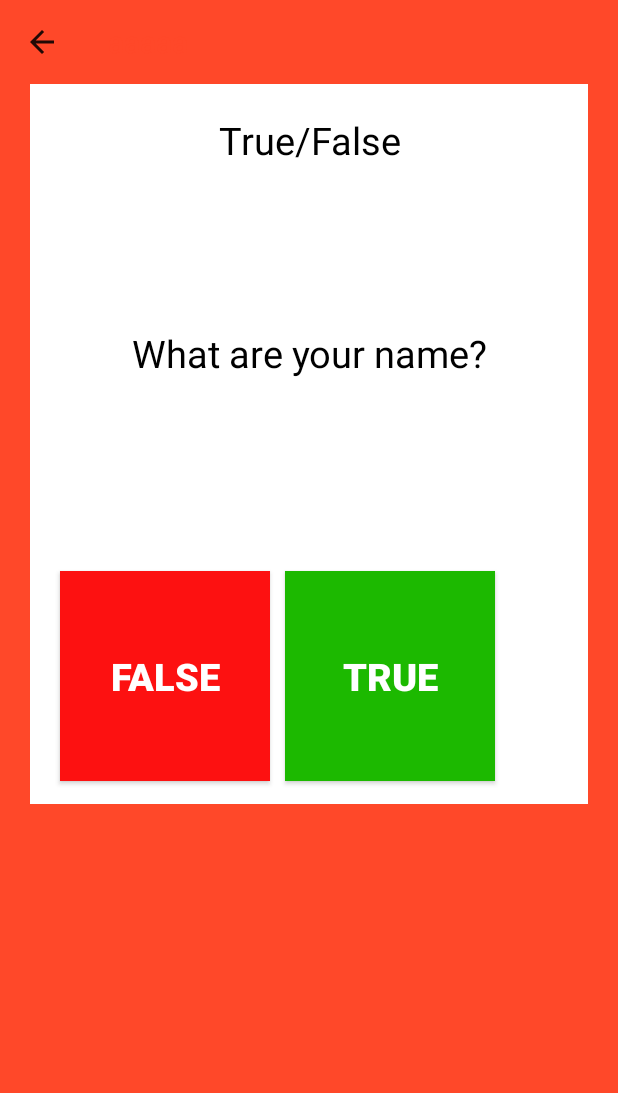
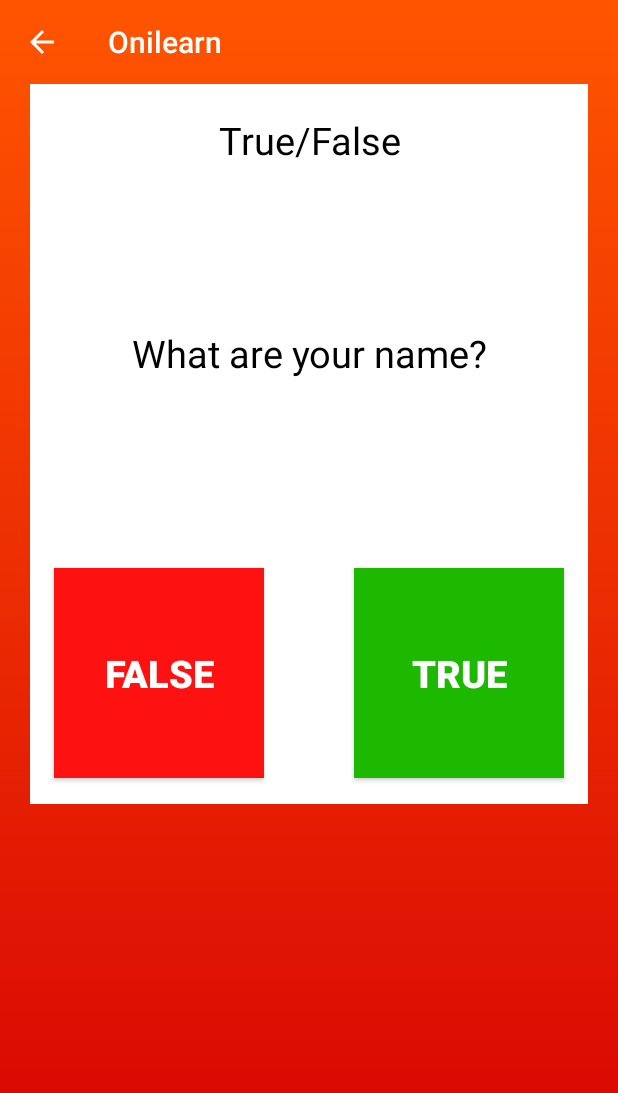
Before and after one commit to TeamHCI/OnlineLearning, an Android app: the TrueFalseActivity screen opened directly, with no data from a screen before it, on a phone screen of 412 x 824 dp. Shown: the top 1093 px of the screen. Run offline under Robolectric (Android 15) with nearby library versions, the phone set to English and light mode, and no system bars.

Commit message:
update true false

```diff
--- a/Onilearn/app/src/main/AndroidManifest.xml
+++ b/Onilearn/app/src/main/AndroidManifest.xml
@@ -13,7 +13,8 @@
         <activity android:name=".activity.DatLichActivity"
             android:parentActivityName=".activity.MainActivity"/>
         <activity android:name=".activity.ThongKeActi" />
-        <activity android:name=".activity.TrueFalseActivity" />
+        <activity android:name=".activity.TrueFalseActivity"
+            android:parentActivityName=".activity.MainActivity"/>
         <activity android:name=".activity.FalseActivity" />
         <activity android:name=".activity.TrueActivity" />
         <activity android:name=".activity.MainActivity">
--- a/Onilearn/app/src/main/java/hci/onilearn/onilearn/activity/TrueFalseActivity.java
+++ b/Onilearn/app/src/main/java/hci/onilearn/onilearn/activity/TrueFalseActivity.java
@@ -1,23 +1,34 @@
 package hci.onilearn.onilearn.activity;
 
 import android.content.Intent;
+import android.support.constraint.ConstraintLayout;
 import android.support.v7.app.AppCompatActivity;
 import android.os.Bundle;
 import android.support.v7.widget.Toolbar;
 import android.view.View;
 import android.widget.Button;
+import android.widget.ImageView;
+import android.widget.TextView;
+
+import java.util.List;
 
 import hci.onilearn.onilearn.R;
+import hci.onilearn.onilearn.model.MyData;
+import hci.onilearn.onilearn.model.Question;
+import hci.onilearn.onilearn.model.QuestionTrueFalse;
 
 public class TrueFalseActivity extends AppCompatActivity {
-
+    private List<QuestionTrueFalse> questionTrueFalses;
+    private int pos;
     Toolbar toolbar;
     Button buttonFalse, buttonTrue;
+    TextView txtQuestion;
+    ConstraintLayout imgTrue, imgFalse;
 
     @Override
     protected void onCreate(Bundle savedInstanceState) {
         super.onCreate(savedInstanceState);
-        setContentView(R.layout.activity_true_false3);
+        setContentView(R.layout.activity_true_false);
         reflect();
         actionBar();
         click();
@@ -26,34 +37,64 @@ public class TrueFalseActivity extends AppCompatActivity {
     private void actionBar() {
         setSupportActionBar(toolbar);
         getSupportActionBar().setDisplayHomeAsUpEnabled(true);
-        toolbar.setNavigationOnClickListener(new View.OnClickListener() {
-            @Override
-            public void onClick(View v) {
-                finish();
-            }
-        });
     }
 
     private void reflect() {
-        toolbar = (Toolbar)findViewById(R.id.toolbarTrueFalse);
-        buttonFalse = (Button)findViewById(R.id.btnFalse);
-        buttonTrue = (Button)findViewById(R.id.btnTrue);
+        toolbar = (Toolbar) findViewById(R.id.toolbarTrueFalse);
+        buttonFalse = (Button) findViewById(R.id.btnFalse);
+        buttonTrue = (Button) findViewById(R.id.btnTrue);
+        txtQuestion = (TextView) findViewById(R.id.txtQuestion);
+        imgTrue = (ConstraintLayout) findViewById(R.id.imgTrue);
+        imgFalse = (ConstraintLayout) findViewById(R.id.imgFalse);
+        questionTrueFalses = MyData.questionTrueFalses;
+        pos = 0;
+    }
+
+    private void initQuestion() {
+        txtQuestion.setText(questionTrueFalses.get(pos).getContent());
     }
 
     private void click() {
         buttonFalse.setOnClickListener(new View.OnClickListener() {
             @Override
             public void onClick(View v) {
-                Intent intent = new Intent(getApplicationContext(), FalseActivity.class);
-                startActivity(intent);
+
+                if (!questionTrueFalses.get(pos).isAnswers()) {
+                    imgTrue.setVisibility(View.VISIBLE);
+                } else {
+                    imgFalse.setVisibility(View.VISIBLE);
+                }
             }
         });
 
         buttonTrue.setOnClickListener(new View.OnClickListener() {
             @Override
             public void onClick(View v) {
-                Intent intent = new Intent(getApplicationContext(), TrueActivity.class);
-                startActivity(intent);
+
+                if (questionTrueFalses.get(pos).isAnswers()) {
+                    imgTrue.setVisibility(View.VISIBLE);
+                } else {
+                    imgFalse.setVisibility(View.VISIBLE);
+                }
+            }
+        });
+
+        imgTrue.setOnClickListener(new View.OnClickListener() {
+            @Override
+            public void onClick(View v) {
+                imgTrue.setVisibility(View.INVISIBLE);
+                pos++;
+                if (pos >= questionTrueFalses.size()) {
+                    finish();
+                    return;
+                }
+                initQuestion();
+            }
+        });
+        imgFalse.setOnClickListener(new View.OnClickListener() {
+            @Override
+            public void onClick(View v) {
+                imgFalse.setVisibility(View.INVISIBLE);
             }
         });
     }
--- a/Onilearn/app/src/main/java/hci/onilearn/onilearn/adapter/SubjectAdapter.java
+++ b/Onilearn/app/src/main/java/hci/onilearn/onilearn/adapter/SubjectAdapter.java
@@ -15,6 +15,7 @@ import android.widget.Toast;
 import java.util.List;
 
 import hci.onilearn.onilearn.R;
+import hci.onilearn.onilearn.activity.TrueFalseActivity;
 import hci.onilearn.onilearn.model.MyData;
 import hci.onilearn.onilearn.model.Subject;
 
@@ -50,7 +51,8 @@ public class SubjectAdapter extends RecyclerView.Adapter<SubjectAdapter.ViewHode
                         ((Activity) context).finish();
                     }
                 } else {
-                    Toast.makeText(context, "Select a subject " + subjectList.get(position).getName(), Toast.LENGTH_SHORT).show();
+                    Intent intent = new Intent(context, TrueFalseActivity.class);
+                    context.startActivity(intent);
                 }
             }
         });
--- /dev/null
+++ b/Onilearn/app/src/main/res/drawable/test_background.xml
@@ -0,0 +1,9 @@
+<?xml version="1.0" encoding="utf-8"?>
+<shape xmlns:android="http://schemas.android.com/apk/res/android"
+    android:shape="rectangle">
+    <gradient
+        android:angle="90"
+        android:startColor="#d60004"
+        android:endColor="#ff5500"
+        android:type="linear"/>
+</shape>
--- a/Onilearn/app/src/main/res/layout/activity_true_false3.xml
+++ b/Onilearn/app/src/main/res/layout/activity_true_false.xml
@@ -5,12 +5,13 @@
     android:layout_width="match_parent"
     android:layout_height="match_parent"
     android:orientation="vertical"
-    tools:context=".activity.TrueFalseActivity">
+    tools:context=".activity.TrueFalseActivity"
+    >
 
     <RelativeLayout
         android:layout_width="match_parent"
         android:layout_height="match_parent"
-        android:background="#ff4829"
+        android:background="@drawable/test_background"
         android:orientation="vertical">
 
         <LinearLayout
@@ -28,12 +29,11 @@
                 <android.support.v7.widget.Toolbar
                     android:id="@+id/toolbarTrueFalse"
                     android:layout_width="match_parent"
-                    android:layout_height="wrap_content"
-                    android:background="#ff4829"
-                    android:minHeight="?attr/actionBarSize"
-                    android:theme="?attr/actionBarTheme"
-                    app:title="aaaaa"
-                    app:titleTextColor="#ff4829" />
+                    android:layout_height="?attr/actionBarSize"
+                    android:background="#0fff"
+                    android:elevation="0dp"
+                    android:theme="@style/ThemeOverlay.AppCompat.Dark.ActionBar"
+                    app:popupTheme="@style/ThemeOverlay.AppCompat.Light" />
 
             </LinearLayout>
 
@@ -58,7 +58,7 @@
                     android:textSize="25dp" />
 
                 <TextView
-                    android:id="@+id/textView2"
+                    android:id="@+id/txtQuestion"
                     android:layout_width="match_parent"
                     android:layout_height="250dp"
                     android:gravity="center"
@@ -66,39 +66,82 @@
                     android:textColor="#000000"
                     android:textSize="25dp" />
 
-                <LinearLayout
+                <android.support.constraint.ConstraintLayout
                     android:layout_width="match_parent"
-                    android:layout_height="match_parent"
-                    android:orientation="horizontal">
+                    android:layout_height="match_parent">
 
                     <Button
                         android:id="@+id/btnFalse"
                         android:layout_width="140dp"
                         android:layout_height="140dp"
-                        android:layout_marginLeft="20dp"
-                        android:layout_marginTop="20dp"
+                        android:layout_marginBottom="8dp"
+                        android:layout_marginLeft="16dp"
+                        android:layout_marginStart="16dp"
+                        android:layout_marginTop="8dp"
                         android:background="#fd1111"
                         android:text="FALSE"
                         android:textColor="#ffffff"
                         android:textSize="25dp"
-                        android:textStyle="bold" />
+                        android:textStyle="bold"
+                        app:layout_constraintBottom_toBottomOf="parent"
+                        app:layout_constraintStart_toStartOf="parent"
+                        app:layout_constraintTop_toTopOf="parent" />
 
                     <Button
                         android:id="@+id/btnTrue"
                         android:layout_width="140dp"
                         android:layout_height="140dp"
-                        android:layout_marginLeft="10dp"
-                        android:layout_marginTop="20dp"
+                        android:layout_marginBottom="8dp"
+                        android:layout_marginEnd="16dp"
+                        android:layout_marginRight="16dp"
+                        android:layout_marginTop="8dp"
                         android:background="#1cb900"
                         android:text="TRUE"
                         android:textColor="#ffffff"
                         android:textSize="25dp"
-                        android:textStyle="bold" />
+                        android:textStyle="bold"
+                        app:layout_constraintBottom_toBottomOf="parent"
+                        app:layout_constraintEnd_toEndOf="parent"
+                        app:layout_constraintTop_toTopOf="parent" />
 
-                </LinearLayout>
+                </android.support.constraint.ConstraintLayout>
 
             </LinearLayout>
         </LinearLayout>
 
+        <android.support.constraint.ConstraintLayout
+            android:id="@+id/imgFalse"
+            android:layout_width="match_parent"
+            android:layout_height="match_parent"
+            android:layout_centerInParent="true"
+            android:background="#5fff"
+            android:visibility="invisible">
+
+            <ImageView
+                android:layout_width="280dp"
+                android:layout_height="280dp"
+                android:src="@drawable/redcross"
+                app:layout_constraintBottom_toBottomOf="parent"
+                app:layout_constraintEnd_toEndOf="parent"
+                app:layout_constraintStart_toStartOf="parent"
+                app:layout_constraintTop_toTopOf="parent" />
+        </android.support.constraint.ConstraintLayout>
+        <android.support.constraint.ConstraintLayout
+            android:id="@+id/imgTrue"
+            android:layout_width="match_parent"
+            android:layout_height="match_parent"
+            android:layout_centerInParent="true"
+            android:background="#5fff"
+            android:visibility="invisible">
+
+            <ImageView
+                android:layout_width="280dp"
+                android:layout_height="280dp"
+                android:src="@drawable/check"
+                app:layout_constraintBottom_toBottomOf="parent"
+                app:layout_constraintEnd_toEndOf="parent"
+                app:layout_constraintStart_toStartOf="parent"
+                app:layout_constraintTop_toTopOf="parent" />
+        </android.support.constraint.ConstraintLayout>
     </RelativeLayout>
 </android.support.v4.widget.DrawerLayout>
```
Also changed, not shown: Onilearn/app/src/main/java/hci/onilearn/onilearn/model/MyData.java (+10 -1 lines), Onilearn/app/src/main/java/hci/onilearn/onilearn/model/QuestionTrueFalse.java (added, +31 -0 lines).
